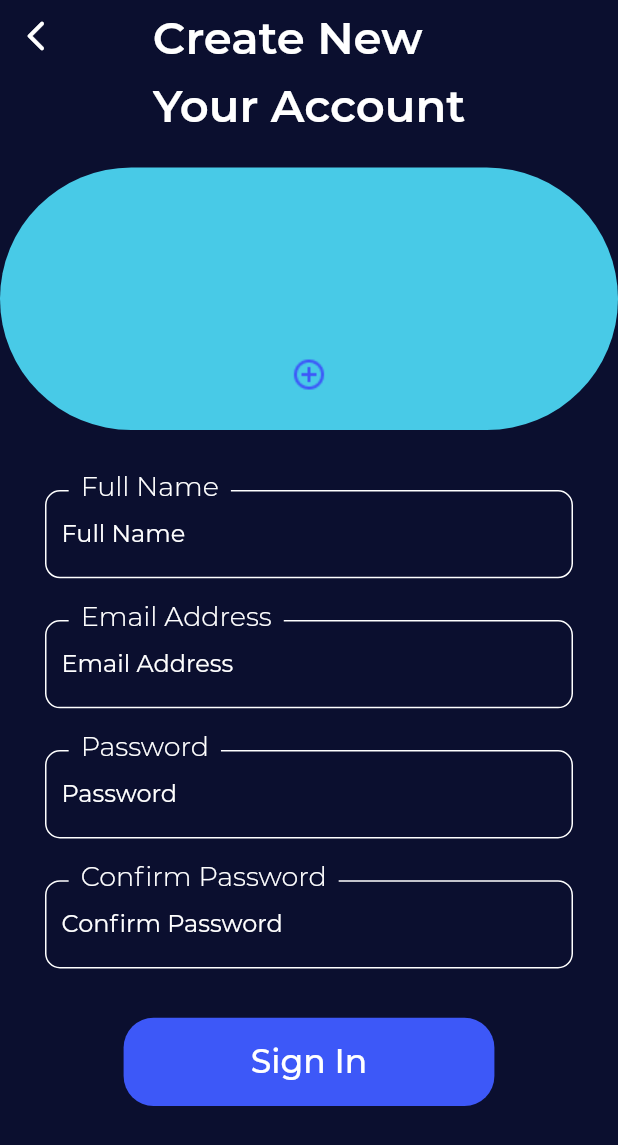
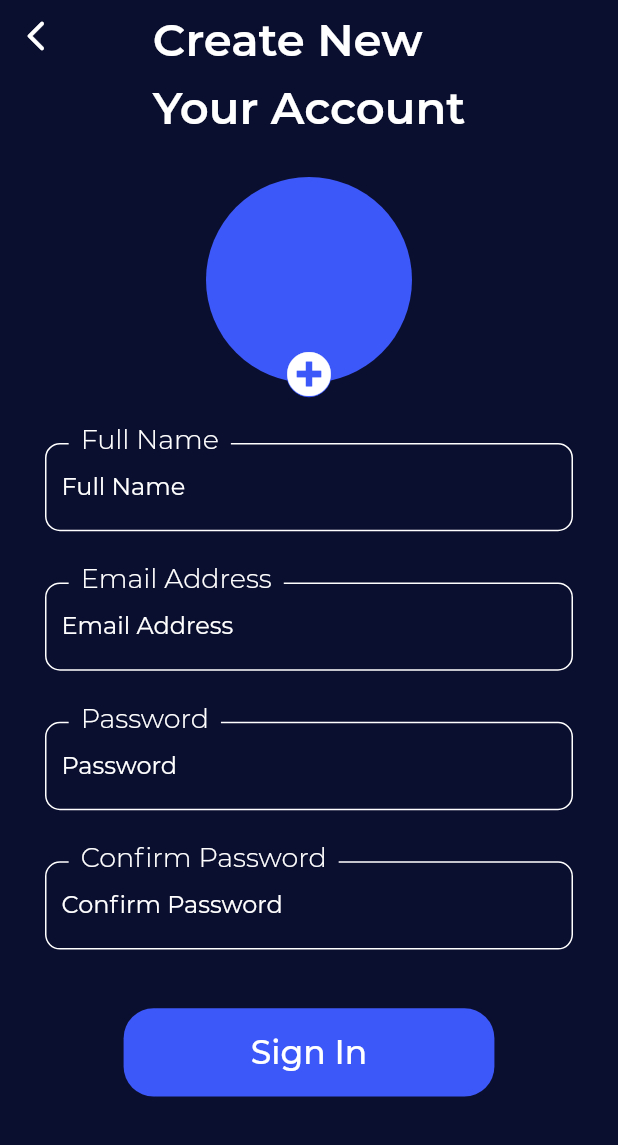
Before and after one commit to 200lab/movea-app, a Flutter app: the SignUpPage screen opened directly, on a phone screen of 412 x 824 dp. Shown: the top 1145 px of the screen. Run offline on Flutter 3.47's test engine with Material 2 defaults, Android fonts, the phone set to English and light mode, and no system bars; our stand-ins replace font_awesome_flutter.

Commit message:
sign up done

```diff
--- a/lib/main.dart
+++ b/lib/main.dart
@@ -1,8 +1,6 @@
 import 'package:flutter/material.dart';
 import 'package:flutter/services.dart';
 import 'package:movea_app/pages/new-user/on_boarding.dart';
-import 'package:movea_app/pages/new-user/sign_in.dart';
-import 'package:movea_app/pages/new-user/sign_up.dart';
 
 void main() {
   runApp(MyApp());
--- a/lib/pages/new-user/sign_up.dart
+++ b/lib/pages/new-user/sign_up.dart
@@ -1,4 +1,5 @@
 import 'package:flutter/material.dart';
+import 'package:font_awesome_flutter/font_awesome_flutter.dart';
 import 'package:movea_app/values/app_color.dart';
 import 'package:movea_app/values/text_style.dart';
 import 'package:movea_app/widgets/custom_button.dart';
@@ -36,24 +37,33 @@ class SignUpPage extends StatelessWidget {
             Stack(
               children: [
                 Container(
-                  width: MediaQuery.of(context).size.width,
-                  height: 175,
+                  height: MediaQuery.of(context).size.height / 6,
                   margin: EdgeInsets.symmetric(vertical: 25),
-                  decoration: BoxDecoration(
-                      borderRadius: BorderRadius.circular(100),
-                      color: AppColor.lightBlue),
+                  child: Center(
+                    child: Container(
+                      width: MediaQuery.of(context).size.height / 6,
+                      decoration: BoxDecoration(
+                          borderRadius: BorderRadius.circular(100),
+                          color: AppColor.blueMain),
+                    ),
+                  ),
                 ),
                 //btn add _ remove
                 InkWell(
+                  onTap: () {},
                   child: Container(
-                    width: MediaQuery.of(context).size.width,
-                    alignment: Alignment.bottomCenter,
-                    height: 175,
-                    child: ImageIcon(
-                      AssetImage('assets/icons/Add.png'),
-                      color: AppColor.blueMain,
-                    ),
-                  ),
+                      height: MediaQuery.of(context).size.height / 5 + 7,
+                      alignment: Alignment.bottomCenter,
+                      child: Container(
+                        decoration: BoxDecoration(
+                            color: AppColor.blueMain,
+                            borderRadius: BorderRadius.circular(100)),
+                        child: FaIcon(
+                          FontAwesomeIcons.plusCircle,
+                          size: 30,
+                          color: AppColor.white,
+                        ),
+                      )),
                 )
               ],
             ),
--- a/pubspec.yaml
+++ b/pubspec.yaml
@@ -23,6 +23,7 @@ environment:
 dependencies:
   flutter:
     sdk: flutter
+  font_awesome_flutter: ^9.1.0
 
 
   # The following adds the Cupertino Icons font to your application.
@@ -51,7 +52,7 @@ flutter:
     - assets/casters/
     - assets/others/
     - assets/posters/
-    - assets/illustrations
+    - assets/illustrations/
 
   fonts:
     - family: montserrat
```
